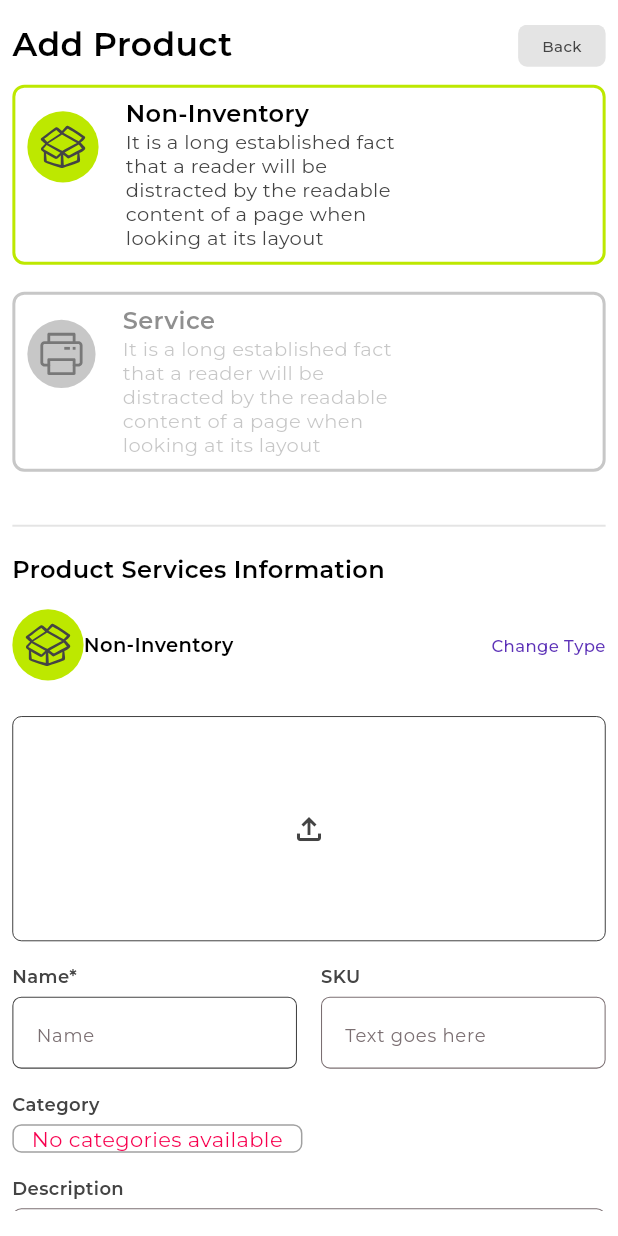
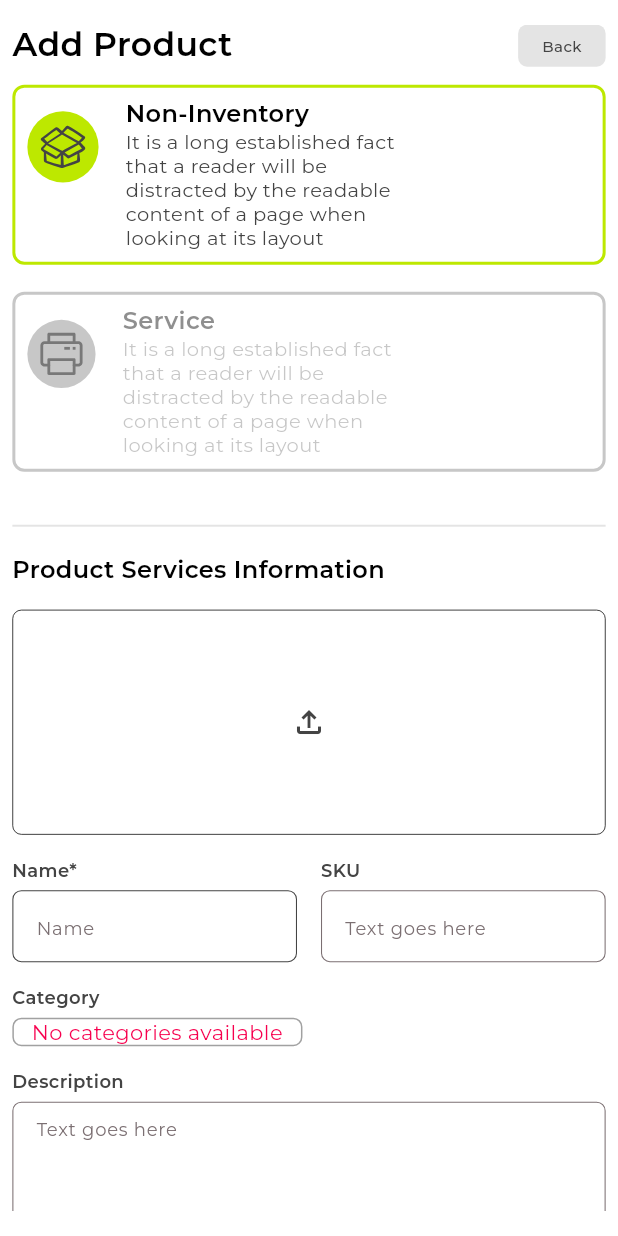
Before and after one commit to Waqas0321/smart_printing_web_vendor_dashboard, a Flutter app: the AddProductScreen widget shown alone on an empty page, opened directly, on a phone screen of 412 x 824 dp. Run offline on Flutter 3.47's test engine with Material 3 defaults, Android fonts, the phone set to English and light mode, and no system bars; our stand-ins replace dio, dotted_border, file_picker, firebase_core, fl_chart, flutter_svg and 7 more; missing offline and left inert: dart:html; accounts and stored records are empty; network calls fail; statements that could not run were skipped.

Commit message:
add product updated

```diff
--- a/lib/App/Controllers/Vendor Dashboard/Settings/Product_Details/add_product_controller.dart
+++ b/lib/App/Controllers/Vendor Dashboard/Settings/Product_Details/add_product_controller.dart
@@ -1,7 +1,7 @@
-import 'dart:io';
 import 'package:flutter/cupertino.dart';
 import 'package:flutter/material.dart';
 import 'package:get/get.dart';
+import 'dart:io';
 import 'package:smart_printing_web/App/Controllers/Vendor%20Dashboard/Settings/Product_Details/product_details_controller.dart';
 import 'package:smart_printing_web/App/Models/product_model.dart';
 import 'package:smart_printing_web/App/Services/api_services.dart';
@@ -42,7 +42,7 @@ class AddProductController extends GetxController {
   }
 
   /// Product Image
-  RxString selectedIncomeAccount = "403 Services".obs;
+  RxInt selectedIncomeAccount = 403.obs;
   RxString selectedTax = "1000".obs;
 
   /// Select field
@@ -73,42 +73,51 @@ class AddProductController extends GetxController {
   void selectCategory(GetCategoryModel? category) {
     selectedCategory.value = category;
   }
-
-  /// Post Product
   final RxBool isPosting = false.obs;
-
   Future<void> addProduct() async {
     try {
       isPosting.value = true;
       ProductModel productModel = ProductModel(
-          img: selectedImage.value,
-          name: nameController.text.toString().trim(),
-          sku: skuController.text.toString().trim(),
-          cat: [selectedCategory.value!.name],
-          desc: descriptionController.text.toString().trim(),
-          rate: convertTextToDouble(rateController.text.toString().trim()),
-          incm: convertTextToDouble(selectedIncomeAccount.value),
+        img: imageService.selectedImage.value,
+        name: nameController.text.trim(),
+        sku: skuController.text.trim(),
+        cat: [selectedCategory.value?.name ?? ''],
+        desc: descriptionController.text.trim(),
+        rate: convertTextToDouble(rateController.text.trim()),
+        incm: selectedIncomeAccount.value.toString(),
         inclTax: includeTax.value,
         tax: convertTextToDouble(selectedTax.value),
-          frmSup: frmSup.value);
+        frmSup: frmSup.value,
+      );
+
       await apiServices.postProduct("/vendor/add-product", productModel);
+      resetFormFields();
+    } catch (e) {
+      print("Exception: $e");
+    } finally {
+
+      isPosting.value = false;
+    }
+  }
+
+
+
+
+  void resetFormFields() {
     selectedImage.value = null;
     nameController.clear();
     skuController.clear();
     selectedCategory = Rx<GetCategoryModel?>(null);
     descriptionController.clear();
     rateController.clear();
-      selectedIncomeAccount.value = "403 Services";
+    selectedIncomeAccount.value = 403;
     selectedTax.value = "1000";
     includeTax.value = false;
     frmSup.value = false;
     selectedImage = Rx<File?>(null);
     imageService.selectedImage = Rx<File?>(null);
     productDetailsController.selectedIndexProducts.value = 0;
-    } catch (e) {
-      print("Exception: $e");
-    } finally {
-      isPosting.value = false;
   }
+
+
 }
-}
--- a/lib/App/Models/product_model.dart
+++ b/lib/App/Models/product_model.dart
@@ -7,7 +7,7 @@ class ProductModel {
   final List<String> cat;
   final String desc;
   final double rate;
-  final double incm;
+  final String incm;
   final bool inclTax;
   final double tax;
   final bool frmSup;
@@ -28,13 +28,13 @@ class ProductModel {
   /// Convert JSON to ProductModel
   factory ProductModel.fromJson(Map<String, dynamic> json) {
     return ProductModel(
-      img: json['img'] != null ? File(json['img']) : null,
+      img: File(json['img']),
       name: json['name'],
       sku: json['sku'],
       cat: List<String>.from(json['cat']),
       desc: json['desc'],
       rate: (json['rate'] as num).toDouble(),
-      incm: (json['incm'] as num).toDouble(),
+      incm: json['incm'],
       inclTax: json['inclTax'],
       tax: (json['tax'] as num).toDouble(),
       frmSup: json['frmSup'],
@@ -44,7 +44,7 @@ class ProductModel {
   /// Convert ProductModel to JSON
   Map<String, dynamic> toJson() {
     return {
-      'img': img?.path, // Convert File to String path
+      'img': img!.path,
       'name': name,
       'sku': sku,
       'cat': cat,
--- a/lib/App/Services/image_picker_services.dart
+++ b/lib/App/Services/image_picker_services.dart
@@ -1,6 +1,7 @@
 import 'dart:io';
 import 'package:flutter/material.dart';
 import 'package:get/get.dart';
+import 'package:flutter/foundation.dart' show kIsWeb;
 import 'package:image_picker/image_picker.dart';
 import 'package:smart_printing_web/App/Services/show_toast.dart';
 
--- a/lib/App/Views/Vendor Dashboard/Setting/Product Details/add_product_screen.dart
+++ b/lib/App/Views/Vendor Dashboard/Setting/Product Details/add_product_screen.dart
@@ -463,41 +463,6 @@ class AddProductScreen extends StatelessWidget {
                                 fontWeight: FontWeight.w600,
                                 fontSize: 16,
                               ),
-                              Gap(8),
-                              Row(
-                                crossAxisAlignment: CrossAxisAlignment.center,
-                                mainAxisAlignment: MainAxisAlignment.start,
-                                children: [
-                                  Container(
-                                    padding: AppSizes().getCustomPadding(),
-                                    decoration: BoxDecoration(
-                                      shape: BoxShape.circle,
-                                      color: AppColors.lightPrimary,
-                                    ),
-                                    child: Center(
-                                      child: SvgPicture.asset(
-                                        AppIcons.inventoryIcon,
-                                        color: AppColors.brown,
-                                      ),
-                                    ),
-                                  ),
-                                  CustomTextWidget(
-                                    textAlign: TextAlign.start,
-                                    text: "Non-Inventory",
-                                    fontWeight: FontWeight.w600,
-                                    fontSize: 13,
-                                    textColor: AppColors.black,
-                                  ),
-                                  Spacer(),
-                                  CustomTextWidget(
-                                    textAlign: TextAlign.start,
-                                    text: "Change Type",
-                                    fontWeight: FontWeight.w500,
-                                    fontSize: 11,
-                                    textColor: AppColors.blue,
-                                  ),
-                                ],
-                              ),
                               Gap(16),
                               Obx(
                                 () {
@@ -758,7 +723,7 @@ class AddProductScreen extends StatelessWidget {
                                                       .withOpacity(
                                                           0.5)), // Border color
                                             ),
-                                            child: DropdownButton<String>(
+                                            child: DropdownButton<int>(
                                               focusColor: Colors.transparent,
                                               icon: Icon(
                                                 Icons
@@ -778,7 +743,7 @@ class AddProductScreen extends StatelessWidget {
                                                   .selectedIncomeAccount.value,
                                               items: [
                                                 DropdownMenuItem(
-                                                  value: "403 Services",
+                                                  value: 403,
                                                   child: CustomTextWidget(
                                                     text: "403 Services",
                                                     fontSize: 12,
@@ -787,7 +752,7 @@ class AddProductScreen extends StatelessWidget {
                                                   ),
                                                 ),
                                                 DropdownMenuItem(
-                                                  value: "404 Services",
+                                                  value: 404,
                                                   child: CustomTextWidget(
                                                     text: "404 Services",
                                                     fontSize: 12,
@@ -796,7 +761,7 @@ class AddProductScreen extends StatelessWidget {
                                                   ),
                                                 ),
                                                 DropdownMenuItem(
-                                                  value: "405 Services",
+                                                  value: 405,
                                                   child: CustomTextWidget(
                                                     text: "405 Services",
                                                     fontSize: 12,
@@ -981,41 +946,6 @@ class AddProductScreen extends StatelessWidget {
                                 fontWeight: FontWeight.w600,
                                 fontSize: 16,
                               ),
-                              Gap(8),
-                              Row(
-                                crossAxisAlignment: CrossAxisAlignment.center,
-                                mainAxisAlignment: MainAxisAlignment.start,
-                                children: [
-                                  Container(
-                                    padding: AppSizes().getCustomPadding(),
-                                    decoration: BoxDecoration(
-                                      shape: BoxShape.circle,
-                                      color: AppColors.lightPrimary,
-                                    ),
-                                    child: Center(
-                                      child: SvgPicture.asset(
-                                        AppIcons.servicesIcon,
-                                        color: AppColors.brown,
-                                      ),
-                                    ),
-                                  ),
-                                  CustomTextWidget(
-                                    textAlign: TextAlign.start,
-                                    text: "Services",
-                                    fontWeight: FontWeight.w600,
-                                    fontSize: 13,
-                                    textColor: AppColors.black,
-                                  ),
-                                  Spacer(),
-                                  CustomTextWidget(
-                                    textAlign: TextAlign.start,
-                                    text: "Change Type",
-                                    fontWeight: FontWeight.w500,
-                                    fontSize: 11,
-                                    textColor: AppColors.blue,
-                                  ),
-                                ],
-                              ),
                               Gap(16),
                             ],
                           )
--- a/lib/App/Views/Vendor Dashboard/home_screen.dart
+++ b/lib/App/Views/Vendor Dashboard/home_screen.dart
@@ -2,6 +2,7 @@ import 'package:flutter/material.dart';
 import 'package:flutter_svg/flutter_svg.dart';
 import 'package:gap/gap.dart';
 import 'package:get/get.dart';
+import 'package:flutter/foundation.dart' show kIsWeb;
 import 'package:smart_printing_web/App/Routes/app_routes_name.dart';
 import 'package:smart_printing_web/App/Utils/Const/appColors.dart';
 import 'package:smart_printing_web/App/Utils/Const/app_icons.dart';
--- a/lib/main.dart
+++ b/lib/main.dart
@@ -1,6 +1,7 @@
 import 'package:firebase_core/firebase_core.dart';
 import 'package:flutter/material.dart';
 import 'App/my_app.dart';
+import 'package:flutter/foundation.dart' show kIsWeb;
 import 'firebase_options.dart';
 
 void main() async {
```
Also changed, not shown: lib/App/Controllers/Vendor Dashboard/Settings/Employee Details/add _emloyee_controller.dart (+3 -21 lines), lib/App/Services/api_services.dart (+3 -6 lines), 3 other files. Lines whose indentation alone changed are shown as unchanged.
